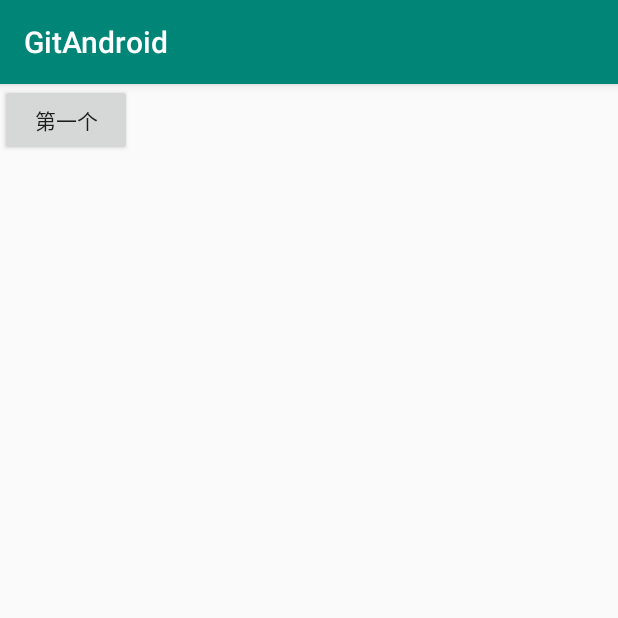
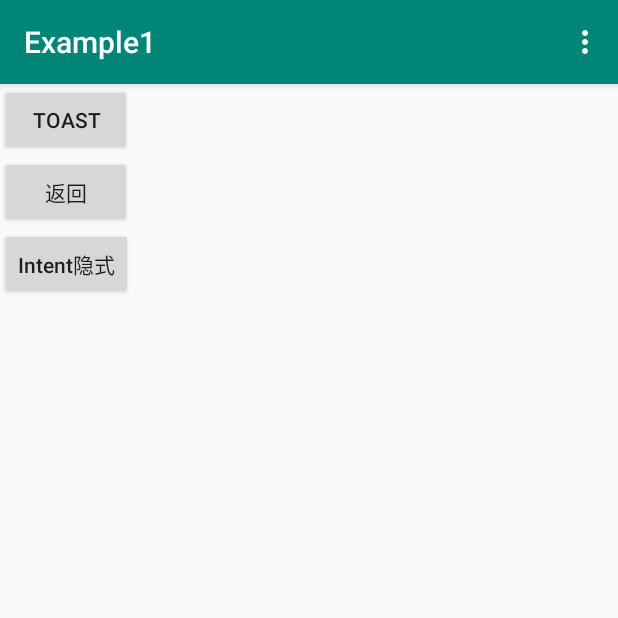
Before and after one commit to lsc1996/GitAndroid, an Android app: the screen it shows after launch (MainActivity before the commit, Example1 after it), after a tap on "第一个", on a phone screen of 412 x 824 dp, the top half of it. Run offline under Robolectric (Android 15) with nearby library versions, the phone set to English and light mode, and no system bars.

Commit message:
update b

```diff
--- a/app/src/main/java/com/example/gitandroid/MainActivity.java
+++ b/app/src/main/java/com/example/gitandroid/MainActivity.java
@@ -6,6 +6,8 @@ import android.content.Intent;
 import android.os.Bundle;
 import android.view.View;
 import android.widget.Button;
+
+import com.example.gitandroid.practice.Example1;
 
 public class MainActivity extends AppCompatActivity implements View.OnClickListener {
     private Button gitbutton1,gitbutton2;
@@ -26,7 +28,8 @@ public class MainActivity extends AppCompatActivity implements View.OnClickListe
     public void onClick(View v) {
         switch (v.getId()){
             case R.id.gitbutton1:
-//                Intent intent = new Intent(MainActivity.this)
+                Intent intent = new Intent(MainActivity.this, Example1.class);
+                startActivity(intent);
         }
     }
 
--- /dev/null
+++ b/app/src/main/java/com/example/gitandroid/practice/Example1.java
@@ -0,0 +1,75 @@
+package com.example.gitandroid.practice;
+
+import android.content.Intent;
+import android.os.Bundle;
+import android.view.Menu;
+import android.view.MenuItem;
+import android.view.View;
+import android.widget.Button;
+import android.widget.Toast;
+
+import androidx.annotation.NonNull;
+import androidx.annotation.Nullable;
+import androidx.appcompat.app.AppCompatActivity;
+
+import com.example.gitandroid.R;
+
+public class Example1 extends AppCompatActivity {
+
+    private Button button_toast,return1,intent1;
+
+    @Override
+    protected void onCreate(@Nullable Bundle savedInstanceState) {
+        super.onCreate(savedInstanceState);
+        setContentView(R.layout.example1);
+        intent1 = findViewById(R.id.intent1);
+        intent1.setOnClickListener(new View.OnClickListener() {
+            @Override
+            public void onClick(View v) {
+                Intent intent1 = new Intent(Example1.this,Example2.class);
+                startActivity(intent1);
+//                Intent intent = new Intent("com.example.activitytest.ACTION_START");
+////                intent.addCategory("com.example.activitytest.MY_CATEGORY");
+//                startActivity(intent);
+            }
+        });
+        return1 = findViewById(R.id.return1);
+        return1.setOnClickListener(new View.OnClickListener() {
+            @Override
+            public void onClick(View v) {
+                finish();
+            }
+        });
+        button_toast = findViewById(R.id.button_toast);
+        button_toast.setOnClickListener(new View.OnClickListener() {
+            @Override
+            public void onClick(View v) {
+                Toast.makeText(Example1.this,"Toast是一种提醒方式:Ctrl+O",Toast.LENGTH_SHORT).show();
+            }
+        });
+
+
+    }
+
+    @Override
+    public boolean onCreateOptionsMenu(Menu menu) {
+        getMenuInflater().inflate(R.menu.main,menu);
+        return true;
+//        return super.onCreateOptionsMenu(menu);
+    }
+
+    @Override
+    public boolean onOptionsItemSelected(@NonNull MenuItem item) {
+        switch (item.getItemId()){
+            case R.id.add_item:
+                Toast.makeText(this,"添加add",Toast.LENGTH_SHORT).show();
+                break;
+            case R.id.remove_item:
+                Toast.makeText(this,"移除",Toast.LENGTH_SHORT).show();
+                break;
+                default:
+        }
+        return true;
+//        return super.onOptionsItemSelected(item);
+    }
+}
--- /dev/null
+++ b/app/src/main/res/layout/example1.xml
@@ -0,0 +1,27 @@
+<?xml version="1.0" encoding="utf-8"?>
+<LinearLayout
+    xmlns:android="http://schemas.android.com/apk/res/android"
+    android:orientation="vertical"
+    android:layout_width="match_parent"
+    android:layout_height="match_parent">
+
+    <Button
+        android:id="@+id/button_toast"
+        android:layout_width="wrap_content"
+        android:layout_height="wrap_content"
+        android:text="@string/Toast"
+        />
+    <Button
+        android:id="@+id/return1"
+        android:layout_width="wrap_content"
+        android:layout_height="wrap_content"
+        android:text="@string/return1"
+        />
+    <Button
+        android:id="@+id/intent1"
+        android:layout_width="wrap_content"
+        android:layout_height="wrap_content"
+       android:text="@string/intent1"
+        android:textAllCaps="false"
+        />
+</LinearLayout>
--- /dev/null
+++ b/app/src/main/res/menu/main.xml
@@ -0,0 +1,11 @@
+<?xml version="1.0" encoding="utf-8"?>
+<menu xmlns:android="http://schemas.android.com/apk/res/android">
+    <item
+        android:id="@+id/add_item"
+        android:title="@string/main_add"
+        />
+    <item
+        android:id="@+id/remove_item"
+        android:title="@string/main_Remove"
+        />
+</menu>
--- a/app/src/main/res/values/strings.xml
+++ b/app/src/main/res/values/strings.xml
@@ -1,3 +1,19 @@
 <resources>
     <string name="app_name">GitAndroid</string>
+    <string name="activity_main1">第一个</string>
+    <string name="activity_main2">第二个</string>
+    <string name="activity_main3">第三个</string>
+    <string name="activity_main4">第四个</string>
+    <string name="activity_main5">第五个</string>
+    <string name="activity_main6">第六个</string>
+
+    <string name="Toast">Toast</string>
+    <string name="return1">返回</string>
+    <string name="intent1">Intent隐式</string>
+
+    <string name="intent2">跳转到Example1</string>
+    <string name="intent3">跳转百度</string>
+
+    <string name="main_add">Add</string>
+    <string name="main_Remove">Remove</string>
 </resources>
```
Also changed, not shown: app/src/main/AndroidManifest.xml (+11 -1 lines), app/src/main/java/com/example/gitandroid/practice/Example2.java (added, +41 -0 lines), app/src/main/res/layout/activity_main.xml (+9 -2 lines), app/src/main/res/layout/example2.xml (added, +19 -0 lines).
